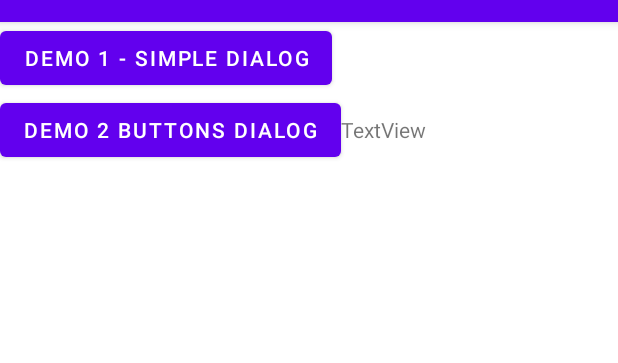
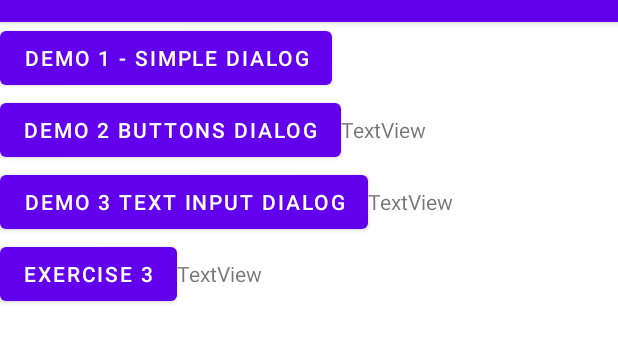
Before and after one commit to yeowhengg/L12DemoDialog, an Android app: the screen it shows after launch (MainActivity), on a phone screen of 412 x 824 dp, the part 62-425 px from its top. Run offline under Robolectric (Android 15) with nearby library versions, the phone set to English and light mode, and no system bars.

Commit message:
sum dialog

```diff
--- a/app/src/main/java/com/myapplicationdev/android/id20042741/demodialog/MainActivity.java
+++ b/app/src/main/java/com/myapplicationdev/android/id20042741/demodialog/MainActivity.java
@@ -3,15 +3,18 @@ package com.myapplicationdev.android.id20042741.demodialog;
 import androidx.appcompat.app.AlertDialog;
 import androidx.appcompat.app.AppCompatActivity;
 
+import android.content.Context;
 import android.content.DialogInterface;
 import android.os.Bundle;
+import android.view.LayoutInflater;
 import android.view.View;
 import android.widget.Button;
+import android.widget.EditText;
 import android.widget.TextView;
 
 public class MainActivity extends AppCompatActivity {
-    Button btnDialog, btnDialog2;
-    TextView tvDemo;
+    Button btnDialog, btnDialog2, btnDialog3, btnDialog4;
+    TextView tvDemo, tvDemo2, tvDemo3;
 
     @Override
     protected void onCreate(Bundle savedInstanceState) {
@@ -20,7 +23,11 @@ public class MainActivity extends AppCompatActivity {
 
         btnDialog = findViewById(R.id.buttonDemo1);
         btnDialog2 = findViewById(R.id.buttonDemo2);
+        btnDialog3 = findViewById(R.id.buttonDemo3);
+        btnDialog4 = findViewById(R.id.buttonDemo4);
         tvDemo = findViewById(R.id.tvDemo);
+        tvDemo2 = findViewById(R.id.tvDemo2);
+        tvDemo3 = findViewById(R.id.tvDemo3);
 
         btnDialog.setOnClickListener(new View.OnClickListener() {
             @Override
@@ -65,5 +72,75 @@ public class MainActivity extends AppCompatActivity {
 
             }
         });
+
+        btnDialog3.setOnClickListener(new View.OnClickListener() {
+            @Override
+            public void onClick(View v) {
+
+                // Creates an LayoutInflater object used to inflate the customised layout
+                LayoutInflater inflater = (LayoutInflater) getSystemService(Context.LAYOUT_INFLATER_SERVICE);
+
+                // Creates a View object to inflate the view
+                View viewDialog = inflater.inflate(R.layout.input, null);
+
+                // It needs to be defined as final so that it can be used in the OnClick() method
+                final EditText etInput = viewDialog.findViewById(R.id.editTextInput);
+
+                AlertDialog.Builder myBuilder = new AlertDialog.Builder(MainActivity.this);
+                myBuilder.setView(viewDialog);  // Set the view of the dialog
+                myBuilder.setTitle("Demo 3-Text Input Dialog");
+                myBuilder.setPositiveButton("OK", new DialogInterface.OnClickListener() {
+                    @Override
+                    public void onClick(DialogInterface dialog, int which) {
+                        // Extract the text entered by the user
+                        String message = etInput.getText().toString();
+                        // Set the text to the TextView
+                        tvDemo2.setText(message);
+                    }
+                });
+                myBuilder.setNegativeButton("CANCEL", null);
+                AlertDialog myDialog = myBuilder.create();
+                myDialog.show();
+            }
+        });
+
+        btnDialog4.setOnClickListener(new View.OnClickListener() {
+            @Override
+            public void onClick(View v) {
+
+                // Creates an LayoutInflater object used to inflate the customised layout
+                LayoutInflater inflater = (LayoutInflater) getSystemService(Context.LAYOUT_INFLATER_SERVICE);
+
+                // Creates a View object to inflate the view
+                View viewDialog = inflater.inflate(R.layout.inputsum, null);
+
+                // It needs to be defined as final so that it can be used in the OnClick() method
+                final EditText etNum1 = viewDialog.findViewById(R.id.etNum1);
+                final EditText etNum2 = viewDialog.findViewById(R.id.etNum2);
+
+                AlertDialog.Builder myBuilder = new AlertDialog.Builder(MainActivity.this);
+                myBuilder.setView(viewDialog);  // Set the view of the dialog
+                myBuilder.setTitle("Exercise 3");
+                myBuilder.setPositiveButton("OK", new DialogInterface.OnClickListener() {
+                    @Override
+                    public void onClick(DialogInterface dialog, int which) {
+                        // Extract the text entered by the user
+                        double num1 = Double.parseDouble(etNum1.getText().toString());
+                        double num2 = Double.parseDouble(etNum2.getText().toString());
+
+                        double sum = num1 + num2;
+
+                        // Set the text to the TextView
+                        tvDemo3.setText("The sum is: " + String.format("%.0f", sum));
+                    }
+                });
+                myBuilder.setNegativeButton("CANCEL", null);
+                AlertDialog myDialog = myBuilder.create();
+                myDialog.show();
+
+            }
+        });
+
+
     }
 }
--- a/app/src/main/res/layout/activity_main.xml
+++ b/app/src/main/res/layout/activity_main.xml
@@ -37,6 +37,54 @@
         </TextView>
 
 
+
+    </LinearLayout>
+
+
+    <LinearLayout
+        android:layout_width="wrap_content"
+        android:layout_height="wrap_content"
+        android:orientation="horizontal">
+
+        <Button
+            android:layout_width="wrap_content"
+            android:layout_height="wrap_content"
+            android:id="@+id/buttonDemo3"
+            android:text="DEMO 3 TEXT INPUT DIALOG">
+
+        </Button>
+
+        <TextView
+            android:layout_width="wrap_content"
+            android:layout_height="wrap_content"
+            android:text="TextView"
+            android:id="@+id/tvDemo2">
+
+        </TextView>
+
+    </LinearLayout>
+
+    <LinearLayout
+        android:layout_width="wrap_content"
+        android:layout_height="wrap_content"
+        android:orientation="horizontal">
+
+        <Button
+            android:layout_width="wrap_content"
+            android:layout_height="wrap_content"
+            android:id="@+id/buttonDemo4"
+            android:text="Exercise 3">
+
+        </Button>
+
+        <TextView
+            android:layout_width="wrap_content"
+            android:layout_height="wrap_content"
+            android:text="TextView"
+            android:id="@+id/tvDemo3">
+
+        </TextView>
+
     </LinearLayout>
 
 
```
Also changed, not shown: app/src/main/res/layout/input.xml (added, +22 -0 lines), app/src/main/res/layout/inputsum.xml (added, +49 -0 lines).
